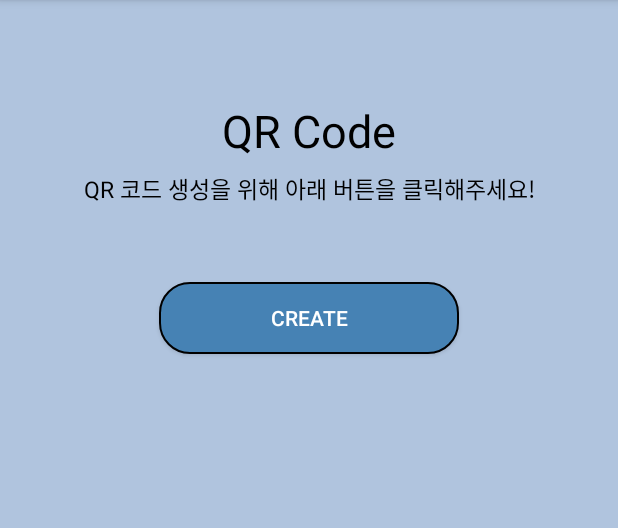
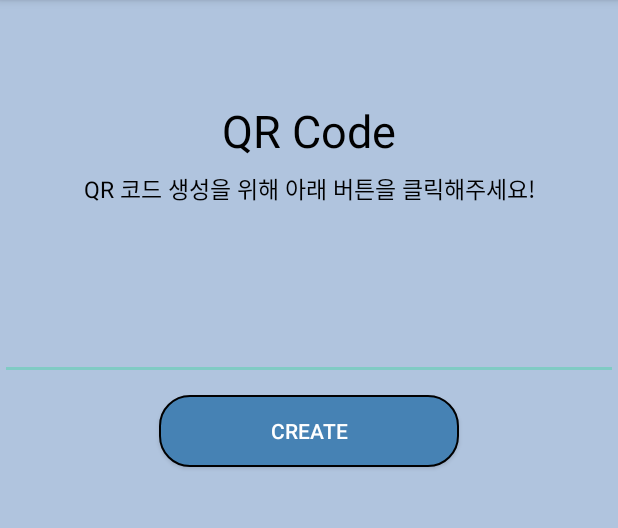
Before and after one commit to winterCapstoneDesign/androidStudio, an Android app: the MainActivity4 screen opened directly, with no data from a screen before it, on a phone screen of 412 x 824 dp, the part 84-612 px from its top. Run offline under Robolectric (Android 15) with nearby library versions, the phone set to English and light mode, and no system bars.

```diff
--- a/app/src/main/java/com/example/capstone1/MainActivity4.java
+++ b/app/src/main/java/com/example/capstone1/MainActivity4.java
@@ -6,20 +6,25 @@ import android.content.Intent;
 import android.os.Bundle;
 import android.view.View;
 import android.widget.Button;
+import android.widget.EditText;
 
 public class MainActivity4 extends AppCompatActivity {
     private Button createBtn;
+    private EditText input_QR_user;
 
     @Override
     protected void onCreate(Bundle savedInstanceState) {
         super.onCreate(savedInstanceState);
         setContentView(R.layout.activity_main4);
 
+        input_QR_user = findViewById(R.id.input_QR_user);
+
         createBtn = findViewById(R.id.create_QR);
         createBtn.setOnClickListener(new View.OnClickListener() {
             @Override
             public void onClick(View view) {
                 Intent intent = new Intent(MainActivity4.this, CreateQR.class);
+                intent.putExtra("input_QR_user",input_QR_user.getText().toString());
                 startActivity(intent); //실제 화면 이동
             }
         });
--- a/app/src/main/res/layout/activity_main4.xml
+++ b/app/src/main/res/layout/activity_main4.xml
@@ -29,6 +29,12 @@
         android:textColor="@color/black"
         android:textSize="15dp" />
 
+    <EditText
+        android:id="@+id/input_QR_user"
+        android:layout_width="match_parent"
+        android:layout_height="65dp"
+        android:layout_marginBottom="10dp"/>
+
     <Button
         android:id="@+id/create_QR"
         android:layout_width="200dp"
```
Also changed, not shown: app/src/main/java/com/example/capstone1/CreateQR.java (+18 -1 lines).
